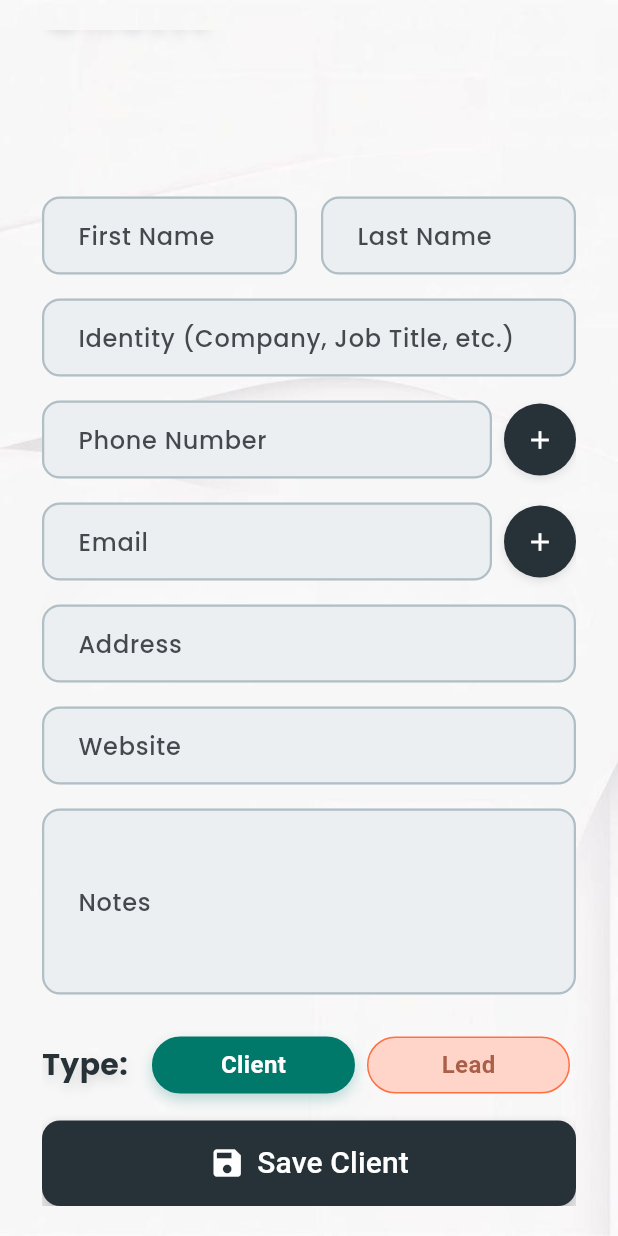
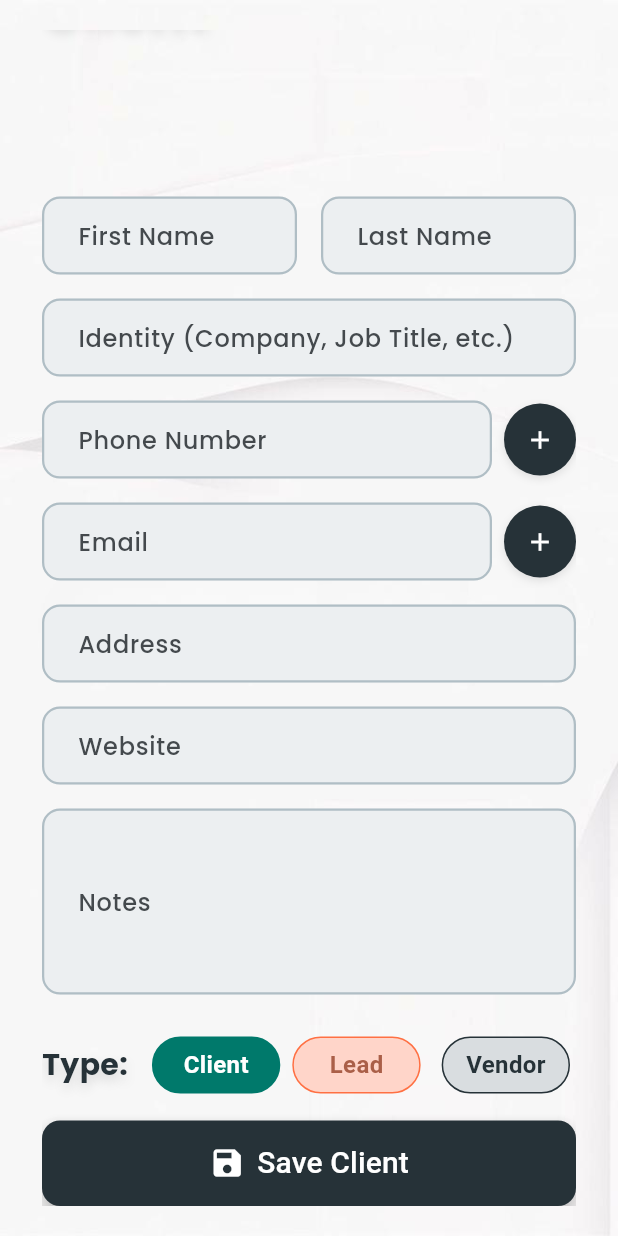
Before and after one commit to Elwaliid/CRM, a Flutter app: the ClientDetailsScreen screen opened directly, scrolled down 101 dp, on a phone screen of 412 x 824 dp. Run offline on Flutter 3.47's test engine with Material 3 defaults, Android fonts, the light colour scheme and no system bars; our stand-ins replace fl_chart, get, google_fonts; missing offline and left inert: day_night_time_picker.

Commit message:
Added Vendor Contact Type
Introduced a new contact type: Vendor, representing individuals or companies that supply products or provide services to the business using the CRM. This helps better categorize external contributors such as suppliers, service providers, or contractors.

```diff
--- a/crm_frontend/lib/view/Main_screens/contacts_screen.dart
+++ b/crm_frontend/lib/view/Main_screens/contacts_screen.dart
@@ -3,7 +3,7 @@ import 'package:flutter/material.dart';
 import 'package:google_fonts/google_fonts.dart';
 import 'package:url_launcher/url_launcher.dart';
 import 'package:get/get.dart';
-import '../Sub_screens/client_Details_screen.dart';
+import '../Sub_screens/contact_details_screen.dart';
 
 class Client {
   final String firstname;
--- a/crm_frontend/lib/view/Screens/splash_screen.dart
+++ b/crm_frontend/lib/view/Screens/splash_screen.dart
@@ -3,7 +3,7 @@
 import 'package:crm_frontend/view/Main_screens/tasks_screen.dart';
 import 'package:crm_frontend/view/Screens/home_screen.dart';
 import 'package:crm_frontend/view/Sub_screens/Task_Details_screen.dart';
-import 'package:crm_frontend/view/Sub_screens/client_Details_screen.dart';
+import 'package:crm_frontend/view/Sub_screens/contact_details_screen.dart';
 
 import 'package:flutter/material.dart';
 import 'package:get/get.dart';
--- a/crm_frontend/lib/view/Sub_screens/client_Details_screen.dart
+++ b/crm_frontend/lib/view/Sub_screens/contact_details_screen.dart
@@ -1,5 +1,6 @@
 // ignore_for_file: sized_box_for_whitespace, deprecated_member_use, unused_local_variable, avoid_print
 
+import 'package:crm_frontend/view/Widgets/Type_buttons.dart';
 import 'package:crm_frontend/view/Widgets/wilou_textfield.dart';
 import 'package:flutter/material.dart';
 import 'package:flutter/services.dart';
@@ -419,7 +420,7 @@ class _ClientDetailsScreenState extends State<ClientDetailsScreen> {
                           child: Row(
                             mainAxisAlignment: MainAxisAlignment.spaceBetween,
                             children: [
-                              _buildTypeButton(
+                              TypeButton(
                                 label: 'Client',
                                 isSelected: _selectedType == 'Client',
                                 selectedColor: Colors.teal.shade700,
@@ -429,7 +430,7 @@ class _ClientDetailsScreenState extends State<ClientDetailsScreen> {
                                 onTap: () =>
                                     setState(() => _selectedType = 'Client'),
                               ),
-                              _buildTypeButton(
+                              TypeButton(
                                 label: 'Lead',
                                 isSelected: _selectedType == 'Lead',
                                 selectedColor: Colors.deepOrange.shade400,
@@ -438,6 +439,18 @@ class _ClientDetailsScreenState extends State<ClientDetailsScreen> {
                                 unselectedTextColor: const Color(0xFFAA5F48),
                                 onTap: () =>
                                     setState(() => _selectedType = 'Lead'),
+                              ),
+                              const SizedBox(width: 6),
+                              ////////////////////////////////////////////// In Progress
+                              TypeButton(
+                                label: 'Vendor',
+                                isSelected: _selectedType == 'Vendor',
+                                selectedColor: primaryColor,
+                                unselectedColor: const Color(0xFFD9DDE0),
+                                selectedTextColor: Colors.white,
+                                unselectedTextColor: primaryColor,
+                                onTap: () =>
+                                    setState(() => _selectedType = 'Vendor'),
                               ),
                             ],
                           ),
@@ -496,48 +509,3 @@ class _ClientDetailsScreenState extends State<ClientDetailsScreen> {
     return labels[number];
   }
 }
-
-///////////////////////////////////////////// Type button
-Widget _buildTypeButton({
-  required String label,
-  required bool isSelected,
-  required Color selectedColor,
-  required Color unselectedColor,
-  required Color selectedTextColor,
-  required Color unselectedTextColor,
-  required VoidCallback onTap,
-}) {
-  return Expanded(
-    child: GestureDetector(
-      onTap: onTap,
-      child: AnimatedContainer(
-        duration: const Duration(milliseconds: 250),
-        height: 38,
-        margin: const EdgeInsets.symmetric(horizontal: 4),
-        decoration: BoxDecoration(
-          color: isSelected ? selectedColor : unselectedColor,
-          borderRadius: BorderRadius.circular(20),
-          border: Border.all(color: selectedColor, width: isSelected ? 2.5 : 1),
-          boxShadow: isSelected
-              ? [
-                  BoxShadow(
-                    color: selectedColor.withOpacity(0.25),
-                    blurRadius: 7,
-                    offset: const Offset(0, 4),
-                  ),
-                ]
-              : [],
-        ),
-        alignment: Alignment.center,
-        child: Text(
-          label,
-          style: TextStyle(
-            color: isSelected ? selectedTextColor : unselectedTextColor,
-            fontSize: 16,
-            fontWeight: FontWeight.w600,
-          ),
-        ),
-      ),
-    ),
-  );
-}
--- a/crm_frontend/lib/view/Widgets/quick_adds.dart
+++ b/crm_frontend/lib/view/Widgets/quick_adds.dart
@@ -370,6 +370,17 @@ class _ClientDetailsFormContentState extends State<ClientDetailsFormContent> {
                       selectedTextColor: Colors.white,
                       unselectedTextColor: const Color(0xFFAA5F48),
                       onTap: () => setState(() => _selectedType = 'Lead'),
+                    ),
+                    const SizedBox(width: 6),
+                    ////////////////////////////////////////////// In Progress
+                    TypeButton(
+                      label: 'Vendor',
+                      isSelected: _selectedType == 'Vendor',
+                      selectedColor: primaryColor,
+                      unselectedColor: const Color(0xFFD9DDE0),
+                      selectedTextColor: Colors.white,
+                      unselectedTextColor: primaryColor,
+                      onTap: () => setState(() => _selectedType = 'Vendor'),
                     ),
                   ],
                 ),
```
